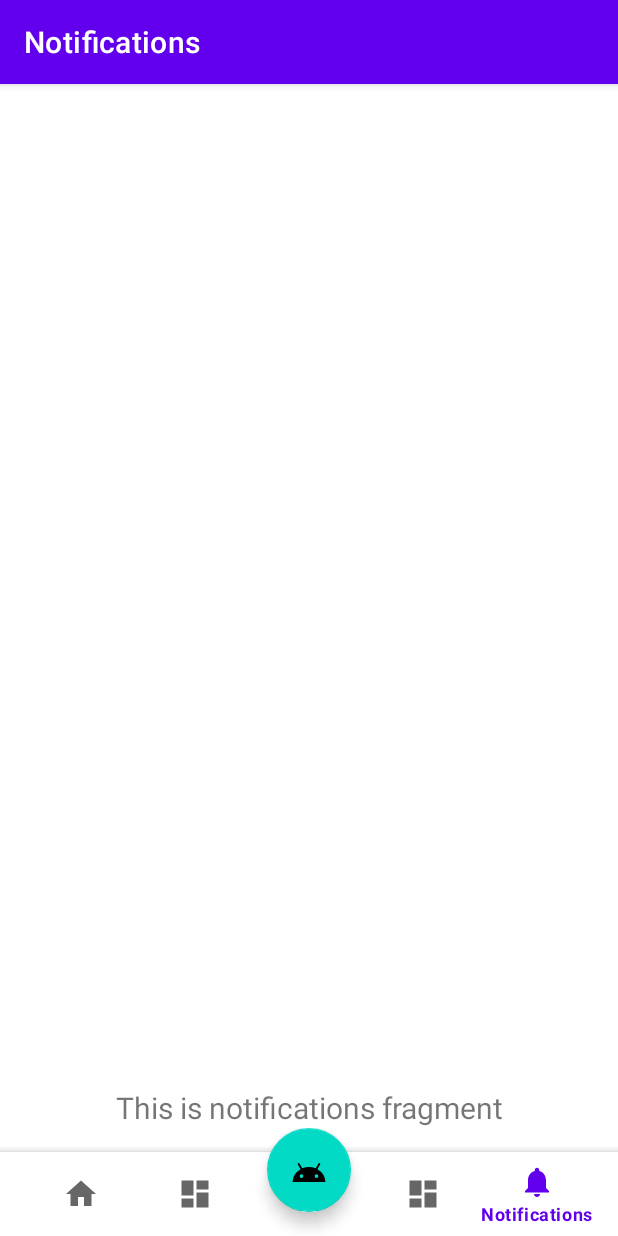
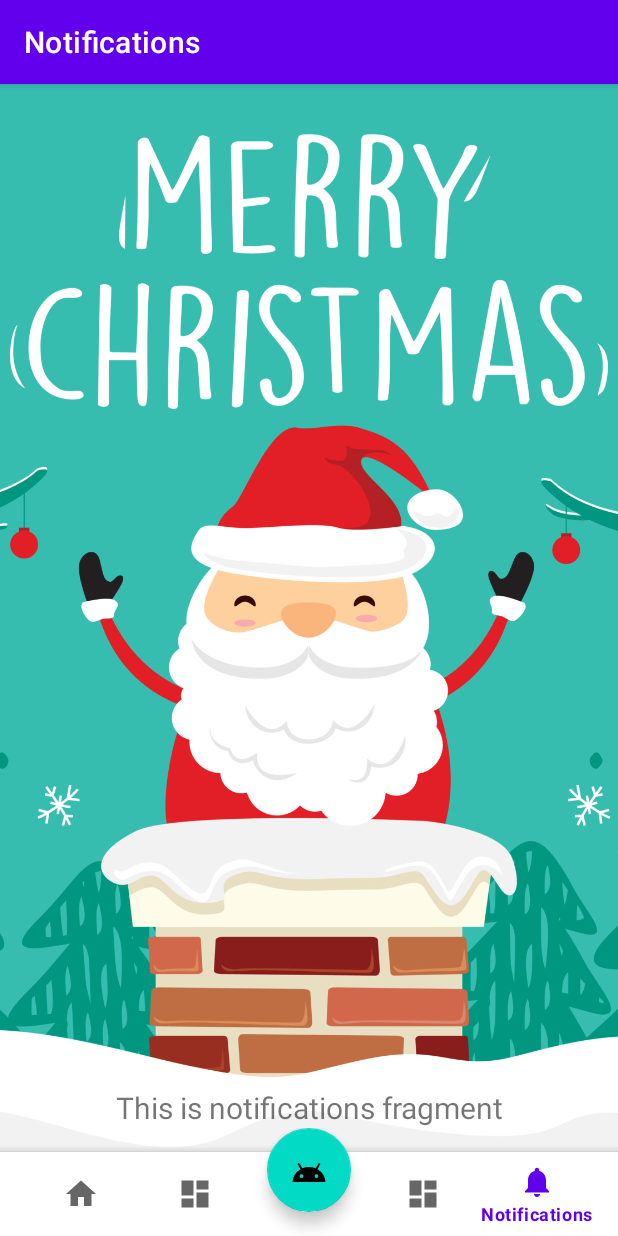
Before and after one commit to yccheok/bottom-navigation-example, an Android app: the NotificationsFragment screen opened through its navigation route, on a phone screen of 412 x 824 dp. Run offline under Robolectric (Android 15) with nearby library versions, the phone set to English and light mode, and no system bars; our stand-ins replace navigation-ui.

Commit message:
Demo to use background image.

```diff
--- a/app/src/main/res/layout/fragment_notifications.xml
+++ b/app/src/main/res/layout/fragment_notifications.xml
@@ -1,4 +1,13 @@
 <?xml version="1.0" encoding="utf-8"?>
+<FrameLayout xmlns:android="http://schemas.android.com/apk/res/android"
+    android:layout_width="match_parent"
+    android:layout_height="match_parent">
+    <ImageView
+        android:layout_width="match_parent"
+        android:layout_height="match_parent"
+        android:src="@drawable/background"
+        android:scaleType="centerCrop" />
+
     <LinearLayout xmlns:android="http://schemas.android.com/apk/res/android"
         xmlns:tools="http://schemas.android.com/tools"
         android:layout_width="match_parent"
@@ -14,3 +23,4 @@
             android:textAlignment="center"
             android:textSize="20sp" />
     </LinearLayout>
+</FrameLayout>
```
Also changed, not shown: app/src/main/res/drawable-nodpi/background.jpg (added). Lines whose indentation alone changed are shown as unchanged.
